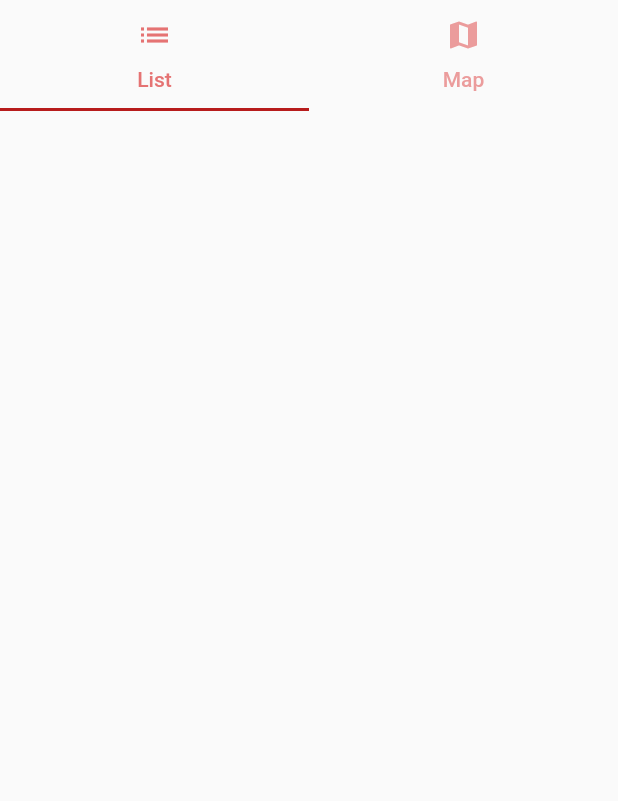
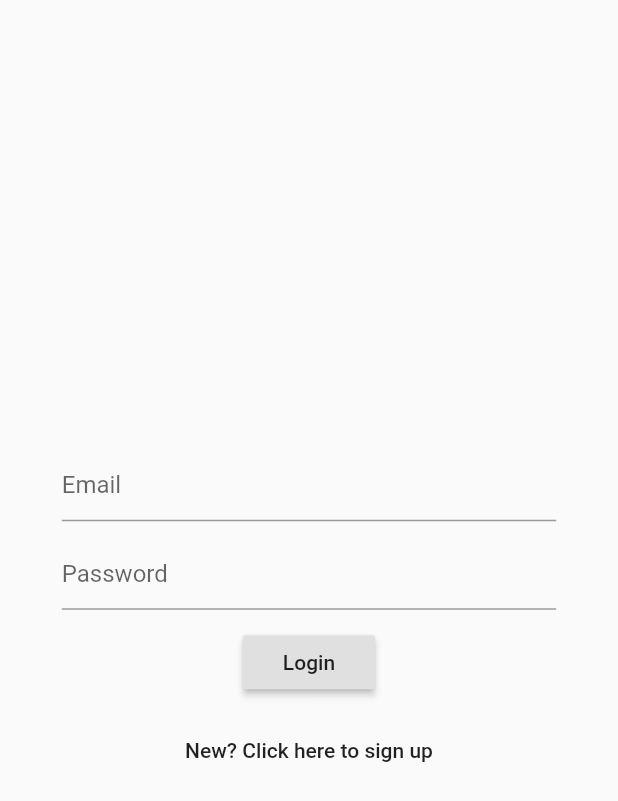
Before and after one commit to ezelking/Go-Coordinator, a Flutter app: the screen it shows after launch, on a phone screen of 412 x 824 dp. Shown: the top 801 px of the screen. Run offline on Flutter 3.47's test engine with Material 2 defaults, Android fonts, the phone set to English and light mode, and no system bars; our stand-ins replace cloud_firestore, firebase_auth, firebase_core, flutter_map, geolocator, latlong; accounts and stored records are empty.

```diff
--- a/flutter_app/lib/main.dart
+++ b/flutter_app/lib/main.dart
@@ -1,6 +1,8 @@
 import 'package:flutter/material.dart';
 import 'package:pogo/providers/raid_provider.dart';
+import 'package:pogo/screens/login_page.dart';
 import 'package:pogo/screens/raid_page.dart';
+import 'package:pogo/screens/registration_page.dart';
 import 'package:provider/provider.dart';
 
 void main() {
@@ -15,15 +17,19 @@ class MyApp extends StatelessWidget {
         ChangeNotifierProvider<RaidProvider>(create: (_) => RaidProvider())
       ],
       child: MaterialApp(
-        title: 'Flutter Demo',
+        title: 'Go Coordinator',
         theme: ThemeData(
           primarySwatch: Colors.red,
           visualDensity: VisualDensity.adaptivePlatformDensity,
           bottomSheetTheme: BottomSheetThemeData(
               backgroundColor: Colors.black.withOpacity(0)),
         ),
-        initialRoute: RaidPage.id,
-        routes: {RaidPage.id: (context) => RaidPage()},
+        initialRoute: LoginPage.id,
+        routes: {
+          LoginPage.id: (context) => LoginPage(),
+          RegistrationPage.id: (context) => RegistrationPage(),
+          RaidPage.id: (context) => RaidPage()
+        },
       ),
     );
   }
--- a/flutter_app/lib/models/gym.dart
+++ b/flutter_app/lib/models/gym.dart
@@ -8,4 +8,18 @@ class Gym {
   String gymId;
 
   Gym(this.pos, this.name, this.raid, this.gymId);
+
+  Gym.fromJson(Map<String, dynamic> json)
+      : pos = LatLng(json['lat'] ?? 0, json['lon'] ?? 0),
+        name = json['name'],
+        raid = json['raid'],
+        gymId = json['gymId'];
+
+  Map<String, dynamic> toJson() => {
+        'lat': pos.latitude,
+        'lon': pos.longitude,
+        'name': name,
+        'raid': raid,
+        'gymId': gymId,
+      };
 }
--- a/flutter_app/lib/models/player.dart
+++ b/flutter_app/lib/models/player.dart
@@ -3,4 +3,9 @@ class Player {
   int playerStrength;
 
   Player(this.name, this.playerStrength);
+
+  Map<String, dynamic> toJson() => {
+        'name': name,
+        'playerStrength': playerStrength,
+      };
 }
--- a/flutter_app/lib/models/raid.dart
+++ b/flutter_app/lib/models/raid.dart
@@ -9,4 +9,12 @@ class Raid {
   List<RaidGroup> groups;
 
   Raid(this.startTime, this.endTime, this.tier, this.raidBoss, this.groups);
+
+  Map<String, dynamic> toJson() => {
+        'startTime': startTime,
+        'endTime': endTime,
+        'tier': tier,
+        'raidBoss': raidBoss,
+        'groups': groups
+      };
 }
--- a/flutter_app/lib/models/raid_group.dart
+++ b/flutter_app/lib/models/raid_group.dart
@@ -4,4 +4,9 @@ class RaidGroup {
   DateTime time;
   List<Player> raiders;
   RaidGroup(this.time, this.raiders);
+
+  Map<String, dynamic> toJson() => {
+        'time': time,
+        'raiders': raiders,
+      };
 }
--- /dev/null
+++ b/flutter_app/lib/screens/login_page.dart
@@ -0,0 +1,66 @@
+import 'package:firebase_auth/firebase_auth.dart';
+import 'package:flutter/material.dart';
+import 'package:pogo/screens/raid_page.dart';
+import 'package:pogo/screens/registration_page.dart';
+
+class LoginPage extends StatefulWidget {
+  static String id = 'LoginPage';
+  @override
+  _LoginPageState createState() => _LoginPageState();
+}
+
+class _LoginPageState extends State<LoginPage> {
+  final _auth = FirebaseAuth.instance;
+  String email;
+  String password;
+  @override
+  Widget build(BuildContext context) {
+    return Scaffold(
+      body: Center(
+        child: Container(
+          width: MediaQuery.of(context).size.width * 0.8,
+          height: MediaQuery.of(context).size.width * 0.6,
+          child: Column(
+            mainAxisAlignment: MainAxisAlignment.spaceEvenly,
+            children: <Widget>[
+              TextField(
+                decoration: InputDecoration(hintText: 'Email'),
+                onChanged: (newValue) {
+                  email = newValue;
+                },
+              ),
+              TextField(
+                obscureText: true,
+                decoration: InputDecoration(hintText: 'Password'),
+                onChanged: (newValue) {
+                  password = newValue;
+                },
+              ),
+              RaisedButton(
+                child: Text('Login'),
+                onPressed: () async {
+                  try {
+                    final user = await _auth.signInWithEmailAndPassword(
+                        email: email, password: password);
+
+                    if (user != null) {
+                      Navigator.pushNamed(context, RaidPage.id);
+                    }
+                  } catch (e) {
+                    print(e);
+                  }
+                },
+              ),
+              FlatButton(
+                child: Text('New? Click here to sign up'),
+                onPressed: () {
+                  Navigator.pushNamed(context, RegistrationPage.id);
+                },
+              )
+            ],
+          ),
+        ),
+      ),
+    );
+  }
+}
--- a/flutter_app/lib/screens/raid_map_page.dart
+++ b/flutter_app/lib/screens/raid_map_page.dart
@@ -21,6 +21,11 @@ class _RaidMapPageState extends State<RaidMapPage> {
     mapController = MapController();
     super.initState();
     locationGetter();
+  }
+
+  @override
+  void dispose() {
+    super.dispose();
   }
 
   void locationGetter() async {
--- a/flutter_app/lib/screens/raid_page.dart
+++ b/flutter_app/lib/screens/raid_page.dart
@@ -1,12 +1,16 @@
 import 'package:flutter/cupertino.dart';
 import 'package:flutter/material.dart';
+import 'package:pogo/providers/raid_provider.dart';
 import 'package:pogo/screens/raid_list_page.dart';
 import 'package:pogo/screens/raid_map_page.dart';
+import 'package:provider/provider.dart';
 
 class RaidPage extends StatelessWidget {
   static String id = 'RaidPage';
+
   @override
   Widget build(BuildContext context) {
+    Provider.of<RaidProvider>(context, listen: false).getGyms();
     return DefaultTabController(
       length: choices.length,
       child: SafeArea(
```
Also changed, not shown: flutter_app/lib/providers/raid_provider.dart (+18 -2 lines), flutter_app/lib/screens/registration_page.dart (added, +57 -0 lines).
